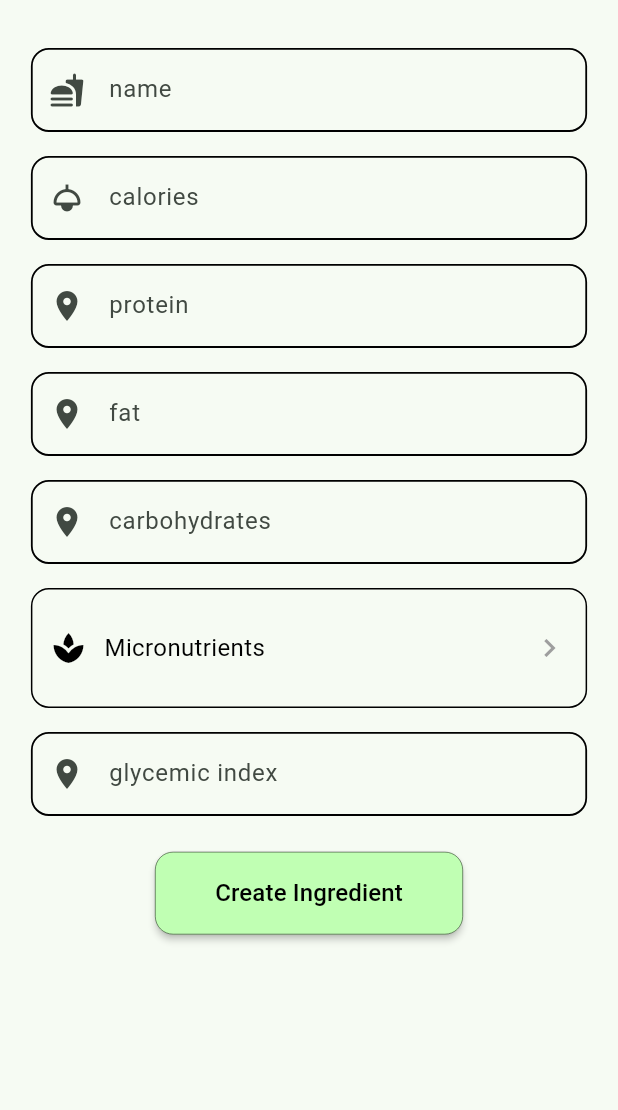
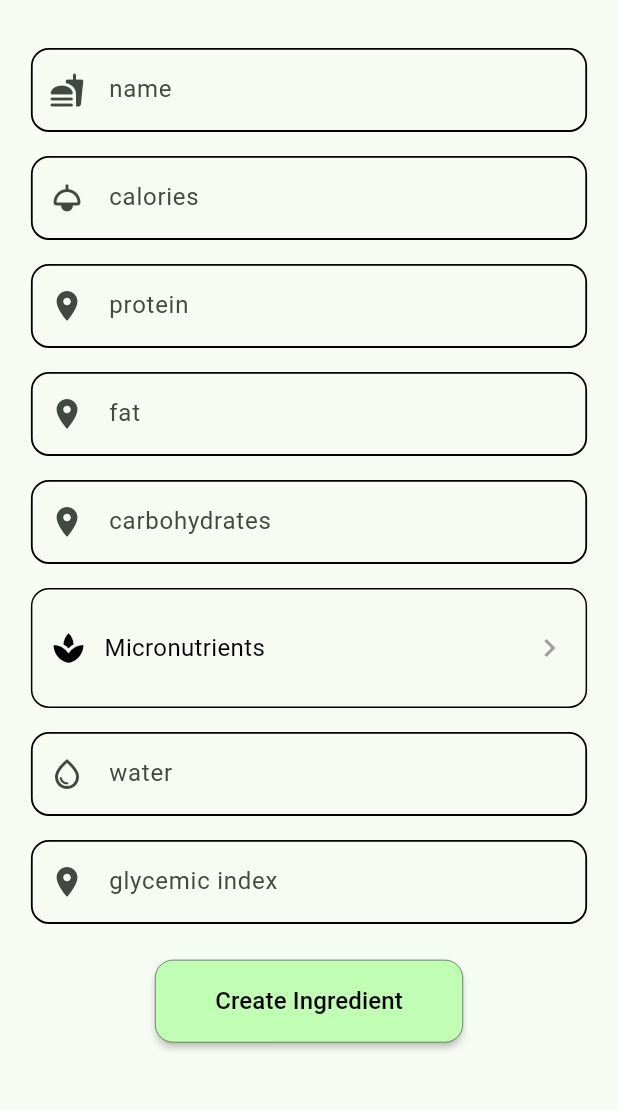
Before and after one commit to ObedDM/Fitness-system-project, a Flutter app: the IngredientAddScreen screen opened by its route, on a phone screen of 412 x 824 dp, the part 82-1192 px from its top. Run offline on Flutter 3.47's test engine with Material 3 defaults, Android fonts, the light colour scheme and no system bars; our stand-ins replace flutter_secure_storage; accounts and stored records are empty.

Commit message:
Add: water field into ingredient_add screen

```diff
--- a/mobile/lib/features/ingredients/screens/ingredient_add_screen.dart
+++ b/mobile/lib/features/ingredients/screens/ingredient_add_screen.dart
@@ -18,6 +18,7 @@ class _IngredientAddScreenState extends State<IngredientAddScreen> {
   final _proteinController = TextEditingController();
   final _fatController = TextEditingController();
   final _carbohydratesController = TextEditingController();
+  final _waterController = TextEditingController();
   final _glycemicIndexController = TextEditingController();
 
   final List<Map<String, dynamic>> _micronutrients = [];
@@ -47,6 +48,7 @@ class _IngredientAddScreenState extends State<IngredientAddScreen> {
       _proteinController.dispose();
       _fatController.dispose();
       _carbohydratesController.dispose();
+      _waterController.dispose();
       _glycemicIndexController.dispose();
       super.dispose();
     }
@@ -137,7 +139,6 @@ class _IngredientAddScreenState extends State<IngredientAddScreen> {
 
                       TextField(
                         controller: _carbohydratesController,
-                        obscureText: true,
                         decoration: InputDecoration(
                           hintText: "carbohydrates",
                           prefixIcon: Icon(Icons.place),
@@ -154,6 +155,22 @@ class _IngredientAddScreenState extends State<IngredientAddScreen> {
                       MicronutrientButton(
                         micronutrients: _micronutrients,
                         onTap: _showMicronutrientsModal,
+                      ),
+
+                      // Blank space
+                      const SizedBox(height: 16),
+
+                      TextField(
+                        controller: _waterController,
+                        keyboardType: TextInputType.number,
+                        decoration: InputDecoration(
+                          hintText: "water",
+                          prefixIcon: Icon(Icons.water_drop_outlined),
+                          enabledBorder: OutlineInputBorder(
+                            borderRadius: BorderRadius.circular(12),
+                            borderSide: const BorderSide(color: Colors.black, width: 1.2)
+                          ),
+                        ),
                       ),
 
                       // Blank space
@@ -193,6 +210,7 @@ class _IngredientAddScreenState extends State<IngredientAddScreen> {
                             'protein': _proteinController.text,
                             'fat': _fatController.text,
                             'carbohydrates': _carbohydratesController.text,
+                            'water': _waterController.text,
                             'glycemic_index': _glycemicIndexController.text,
                             'micronutrients': micronutrientsPayload,
                           };
```
